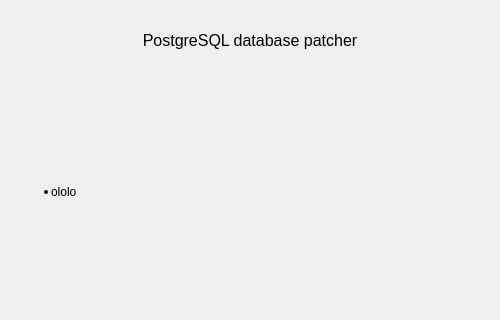
Before: the Qt Designer form PatcherGui/AboutWindow.ui in mxprshn/databasePatcherGUI, drawn with Qt 5.
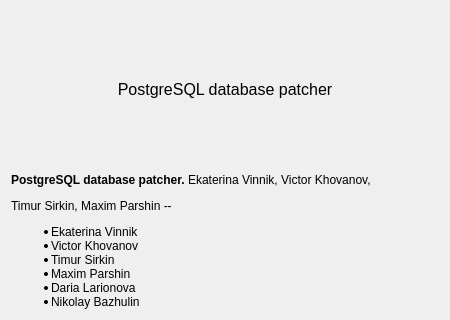
After: the same form once the commit is applied.

Commit message: Add about dialog button to menu

Patch:
```diff
--- a/PatcherGui/AboutWindow.ui
+++ b/PatcherGui/AboutWindow.ui
@@ -6,7 +6,7 @@
    <rect>
     <x>0</x>
     <y>0</y>
-    <width>500</width>
+    <width>450</width>
     <height>320</height>
    </rect>
   </property>
@@ -18,13 +18,13 @@
   </property>
   <property name="minimumSize">
    <size>
-    <width>500</width>
+    <width>450</width>
     <height>320</height>
    </size>
   </property>
   <property name="maximumSize">
    <size>
-    <width>500</width>
+    <width>450</width>
     <height>320</height>
    </size>
   </property>
@@ -34,8 +34,18 @@
   <property name="locale">
    <locale language="English" country="UnitedStates"/>
   </property>
-  <layout class="QVBoxLayout" name="mainLayout" stretch="1,4">
-   <item>
+  <layout class="QGridLayout" name="mainLayout" rowstretch="1,0">
+   <item row="1" column="0">
+    <widget class="QLabel" name="infoLabel">
+     <property name="text">
+      <string>&lt;html&gt;&lt;head/&gt;&lt;body&gt;&lt;p align=&quot;justify&quot;&gt;&lt;span style=&quot; font-weight:600;&quot;&gt;PostgreSQL database patcher. &lt;/span&gt;Ekaterina Vinnik, Victor Khovanov, &lt;/p&gt;&lt;p align=&quot;justify&quot;&gt;Timur Sirkin, Maxim Parshin --&lt;/p&gt;&lt;ul style=&quot;margin-top: 0px; margin-bottom: 0px; margin-left: 0px; margin-right: 0px; -qt-list-indent: 1;&quot;&gt;&lt;li align=&quot;justify&quot; style=&quot; margin-top:0px; margin-bottom:0px; margin-left:0px; margin-right:0px; -qt-block-indent:0; text-indent:0px;&quot;&gt;Ekaterina Vinnik&lt;/li&gt;&lt;li align=&quot;justify&quot; style=&quot; margin-top:0px; margin-bottom:0px; margin-left:0px; margin-right:0px; -qt-block-indent:0; text-indent:0px;&quot;&gt;Victor Khovanov&lt;/li&gt;&lt;li align=&quot;justify&quot; style=&quot; margin-top:0px; margin-bottom:0px; margin-left:0px; margin-right:0px; -qt-block-indent:0; text-indent:0px;&quot;&gt;Timur Sirkin&lt;/li&gt;&lt;li align=&quot;justify&quot; style=&quot; margin-top:0px; margin-bottom:0px; margin-left:0px; margin-right:0px; -qt-block-indent:0; text-indent:0px;&quot;&gt;Maxim Parshin&lt;/li&gt;&lt;/ul&gt;&lt;ul style=&quot;margin-top: 0px; margin-bottom: 0px; margin-left: 0px; margin-right: 0px; -qt-list-indent: 1;&quot;&gt;&lt;li align=&quot;justify&quot; style=&quot; margin-top:0px; margin-bottom:0px; margin-left:0px; margin-right:0px; -qt-block-indent:0; text-indent:0px;&quot;&gt;Daria Larionova&lt;/li&gt;&lt;li align=&quot;justify&quot; style=&quot; margin-top:0px; margin-bottom:0px; margin-left:0px; margin-right:0px; -qt-block-indent:0; text-indent:0px;&quot;&gt;Nikolay Bazhulin&lt;/li&gt;&lt;/ul&gt;&lt;/body&gt;&lt;/html&gt;</string>
+     </property>
+     <property name="textFormat">
+      <enum>Qt::AutoText</enum>
+     </property>
+    </widget>
+   </item>
+   <item row="0" column="0">
     <widget class="QLabel" name="titleLabel">
      <property name="font">
       <font>
@@ -50,20 +60,6 @@
      </property>
     </widget>
    </item>
-   <item>
-    <widget class="QLabel" name="infoLabel">
-     <property name="text">
-      <string>&lt;ul&gt;
-	&lt;li&gt;
-	ololo
-	&lt;/li&gt;
-&lt;/ul&gt;</string>
-     </property>
-     <property name="textFormat">
-      <enum>Qt::AutoText</enum>
-     </property>
-    </widget>
-   </item>
   </layout>
  </widget>
  <layoutdefault spacing="6" margin="11"/>
```
The commit also changes 2 other files.
